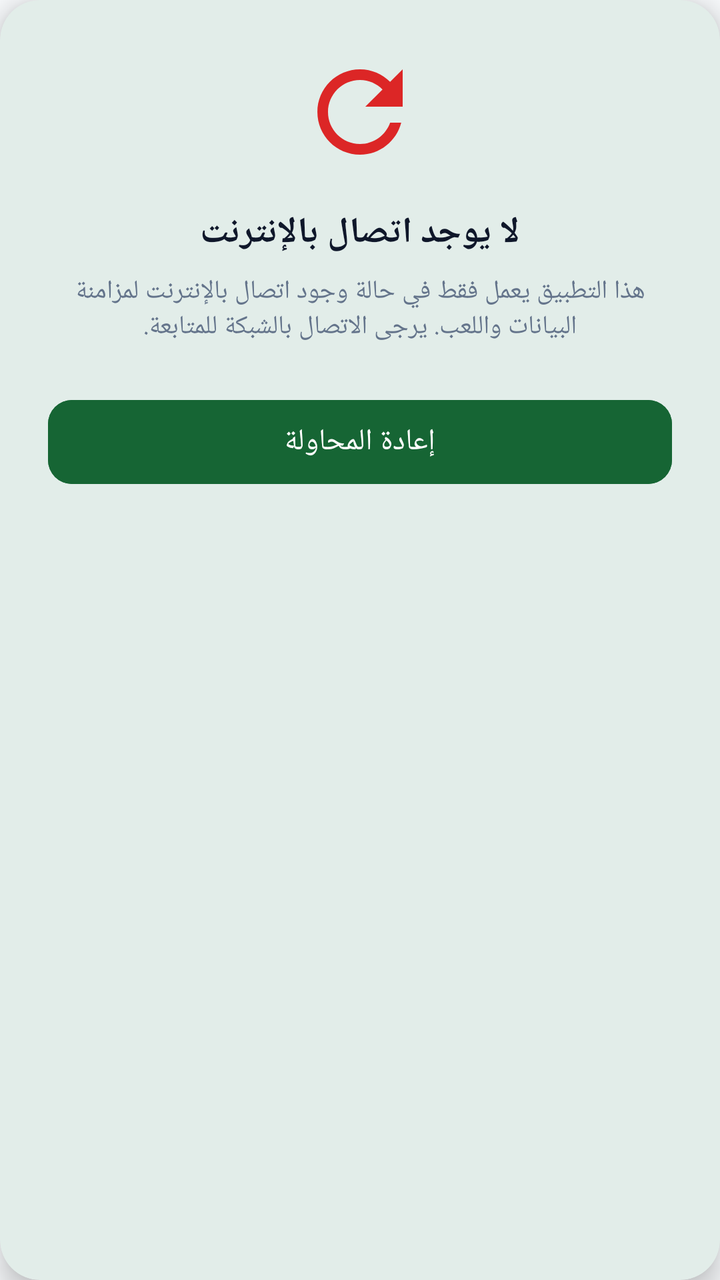
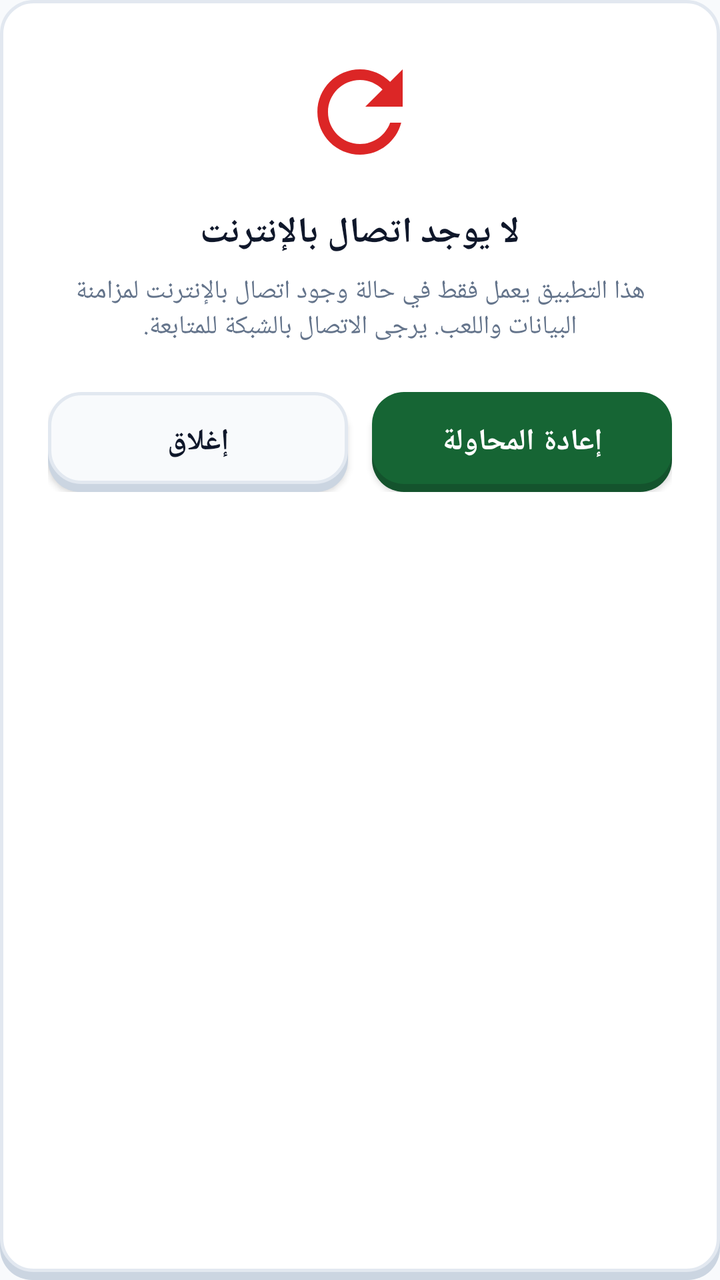

The first picture is an Android layout as it rendered before a commit; the second is the same layout after the commit. The layout source and the unified diff follow.
<!-- AndroidManifest.xml: application theme Theme.VisionHuntOnline -->
<!-- res/layout/dialog_no_internet.xml -->
<?xml version="1.0" encoding="utf-8"?>
<com.google.android.material.card.MaterialCardView xmlns:android="http://schemas.android.com/apk/res/android"
    xmlns:app="http://schemas.android.com/apk/res-auto"
    android:layout_width="match_parent"
    android:layout_height="wrap_content"
    android:layout_margin="20dp"
    app:cardCornerRadius="20dp"
    app:cardElevation="8dp"
    app:strokeWidth="0dp">

    <LinearLayout
        android:layout_width="match_parent"
        android:layout_height="wrap_content"
        android:gravity="center"
        android:layoutDirection="rtl"
        android:orientation="vertical"
        android:padding="24dp"
        android:textDirection="rtl">

        <ImageView
            android:layout_width="64dp"
            android:layout_height="64dp"
            android:contentDescription="لا يوجد إنترنت"
            android:src="@drawable/ic_restart"
            app:tint="#DC2626" />

        <TextView
            android:layout_width="wrap_content"
            android:layout_height="wrap_content"
            android:layout_marginTop="16dp"
            android:text="لا يوجد اتصال بالإنترنت"
            android:textColor="@color/text_primary"
            android:textSize="18sp"
            android:textStyle="bold" />

        <TextView
            android:layout_width="wrap_content"
            android:layout_height="wrap_content"
            android:layout_marginTop="8dp"
            android:gravity="center"
            android:text="هذا التطبيق يعمل فقط في حالة وجود اتصال بالإنترنت لمزامنة البيانات واللعب. يرجى الاتصال بالشبكة للمتابعة."
            android:textColor="@color/text_secondary"
            android:textSize="13sp" />

        <com.google.android.material.button.MaterialButton
            android:id="@+id/btn_retry_connection"
            android:layout_width="match_parent"
            android:layout_height="50dp"
            android:layout_marginTop="24dp"
            android:backgroundTint="#166534"
            android:text="إعادة المحاولة"
            android:textSize="15sp"
            app:cornerRadius="12dp" />

    </LinearLayout>

</com.google.android.material.card.MaterialCardView>
<!-- resources referenced by this layout -->
<resources>
  <!-- unchanged entries left out for length: 6 -->
</resources>

<!-- the commit's change to res/layout/dialog_no_internet.xml (unified diff, before → after) -->
@@ -1,12 +1,10 @@
 <?xml version="1.0" encoding="utf-8"?>
-<com.google.android.material.card.MaterialCardView xmlns:android="http://schemas.android.com/apk/res/android"
+<FrameLayout xmlns:android="http://schemas.android.com/apk/res/android"
     xmlns:app="http://schemas.android.com/apk/res-auto"
     android:layout_width="match_parent"
     android:layout_height="wrap_content"
     android:layout_margin="20dp"
-    app:cardCornerRadius="20dp"
-    app:cardElevation="8dp"
-    app:strokeWidth="0dp">
+    android:background="@drawable/bg_3d_card_16dp">
 
     <LinearLayout
         android:layout_width="match_parent"
@@ -42,16 +40,38 @@
             android:textColor="@color/text_secondary"
             android:textSize="13sp" />
 
-        <com.google.android.material.button.MaterialButton
-            android:id="@+id/btn_retry_connection"
+        <LinearLayout
             android:layout_width="match_parent"
-            android:layout_height="50dp"
+            android:layout_height="wrap_content"
             android:layout_marginTop="24dp"
-            android:backgroundTint="#166534"
-            android:text="إعادة المحاولة"
-            android:textSize="15sp"
-            app:cornerRadius="12dp" />
+            android:orientation="horizontal">
+
+            <androidx.appcompat.widget.AppCompatButton
+                android:id="@+id/btn_retry_connection"
+                android:layout_width="0dp"
+                android:layout_height="50dp"
+                android:layout_marginEnd="6dp"
+                android:layout_weight="1"
+                android:background="@drawable/bg_3d_btn_primary"
+                android:text="إعادة المحاولة"
+                android:textColor="#FFFFFF"
+                android:textSize="15sp"
+                android:textStyle="bold" />
+
+            <androidx.appcompat.widget.AppCompatButton
+                android:id="@+id/btn_close_connection"
+                android:layout_width="0dp"
+                android:layout_height="50dp"
+                android:layout_marginStart="6dp"
+                android:layout_weight="1"
+                android:background="@drawable/bg_3d_btn_outline"
+                android:text="إغلاق"
+                android:textColor="@color/text_primary"
+                android:textSize="15sp"
+                android:textStyle="bold" />
+
+        </LinearLayout>
 
     </LinearLayout>
 
-</com.google.android.material.card.MaterialCardView>
+</FrameLayout>
<!-- resource entries referenced after the edit -->
@@ -1,5 +1,111 @@
 <!-- resources referenced by this layout -->
 <resources>
+  <!-- drawable bg_3d_btn_outline (drawable) -->
+  <?xml version="1.0" encoding="utf-8"?>
+  <selector xmlns:android="http://schemas.android.com/apk/res/android">
+      <item android:state_pressed="true">
+          <layer-list>
+              <item android:top="4dp">
+                  <shape>
+                      <corners android:radius="16dp" />
+                      <solid android:color="@color/btn_outline_bg" />
+                      <stroke android:width="1.5dp" android:color="@color/btn_outline_stroke" />
+                  </shape>
+              </item>
+          </layer-list>
+      </item>
+      <item android:state_checked="true">
+          <layer-list>
+              <item android:top="4dp">
+                  <shape>
+                      <corners android:radius="16dp" />
+                      <solid android:color="@color/btn_outline_shadow" />
+                  </shape>
+              </item>
+              <item android:bottom="4dp">
+                  <shape>
+                      <corners android:radius="16dp" />
+                      <solid android:color="@color/task_completed_bg" />
+                      <stroke android:width="1.5dp" android:color="@color/task_completed_stroke" />
+                  </shape>
+              </item>
+          </layer-list>
+      </item>
+      <item>
+          <layer-list>
+              <item android:top="4dp">
+                  <shape>
+                      <corners android:radius="16dp" />
+                      <solid android:color="@color/btn_outline_shadow" />
+                  </shape>
+              </item>
+              <item android:bottom="4dp">
+                  <shape>
+                      <corners android:radius="16dp" />
+                      <solid android:color="@color/btn_outline_bg" />
+                      <stroke android:width="1.5dp" android:color="@color/btn_outline_stroke" />
+                  </shape>
+              </item>
+          </layer-list>
+      </item>
+  </selector>
+  <!-- drawable bg_3d_btn_primary (drawable) -->
+  <?xml version="1.0" encoding="utf-8"?>
+  <selector xmlns:android="http://schemas.android.com/apk/res/android">
+      <item android:state_pressed="true">
+          <layer-list>
+              <item android:top="4dp">
+                  <shape>
+                      <corners android:radius="16dp" />
+                      <solid android:color="@color/btn_primary_bg" />
+                  </shape>
+              </item>
+          </layer-list>
+      </item>
+      <item>
+          <layer-list>
+              <item android:top="4dp">
+                  <shape>
+                      <corners android:radius="16dp" />
+                      <solid android:color="@color/btn_primary_shadow" />
+                  </shape>
+              </item>
+              <item android:bottom="4dp">
+                  <shape>
+                      <corners android:radius="16dp" />
+                      <solid android:color="@color/btn_primary_bg" />
+                  </shape>
+              </item>
+          </layer-list>
+      </item>
+  </selector>
+  <!-- drawable bg_3d_card_16dp (drawable) -->
+  <?xml version="1.0" encoding="utf-8"?>
+  <layer-list xmlns:android="http://schemas.android.com/apk/res/android">
+      <item android:top="4dp">
+          <shape>
+              <corners android:radius="16dp" />
+              <solid android:color="@color/card_shadow" />
+          </shape>
+      </item>
+      <item android:bottom="4dp">
+          <shape>
+              <corners android:radius="16dp" />
+              <solid android:color="@color/task_card_background" />
+              <stroke android:width="1.5dp" android:color="@color/card_stroke" />
+          </shape>
+      </item>
+  </layer-list>
+  <color name="btn_outline_bg">#F8FAFC</color>
+  <color name="btn_outline_stroke">#E2E8F0</color>
+  <color name="btn_outline_shadow">#CBD5E1</color>
+  <color name="task_completed_bg">#F0FDF4</color>
+  <color name="task_completed_stroke">#86EFAC</color>
+  <color name="btn_primary_bg">#166534</color>
+  <color name="btn_primary_shadow">#14532D</color>
+  <color name="card_shadow">#CBD5E1</color>
+  <color name="task_card_background">#FFFFFF</color>
+  <color name="card_stroke">#E2E8F0</color>
   <!-- unchanged entries left out for length: 6 -->
 </resources>
 
